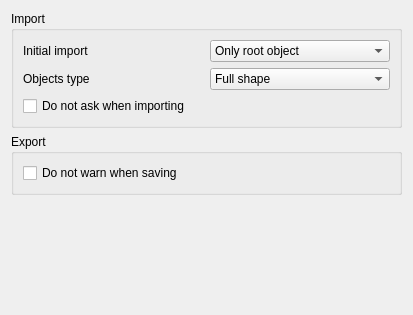
This is ui/preferencesNativeIFC.ui in yorikvanhavre/FreeCAD-NativeIFC as Qt 5 draws it before an edit. The edited form follows.
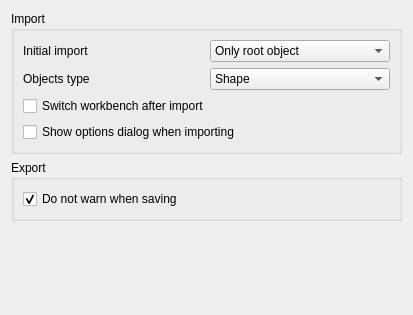
This is the edited form. Custom widgets are drawn as their Qt base class.

What changed in the file:
```diff
--- a/ui/preferencesNativeIFC.ui
+++ b/ui/preferencesNativeIFC.ui
@@ -62,12 +62,7 @@
          <widget class="Gui::PrefComboBox" name="comboBox_2">
           <item>
            <property name="text">
-            <string>Full shape</string>
-           </property>
-          </item>
-          <item>
-           <property name="text">
-            <string>Shape (no compound)</string>
+            <string>Shape</string>
            </property>
           </item>
           <item>
@@ -79,13 +74,23 @@
         </item>
        </layout>
       </item>
+      <item>
+       <widget class="Gui::PrefCheckBox" name="checkBox_3">
+        <property name="toolTip">
+         <string>If this is checked, the workbench specified in Start preferences will be loaded after import</string>
+        </property>
+        <property name="text">
+         <string>Switch workbench after import</string>
+        </property>
+       </widget>
+      </item>
       <item>
        <widget class="Gui::PrefCheckBox" name="checkBox">
         <property name="toolTip">
          <string>If this is checked, these settings will be applied automatically next time. You can chenge this later under menu Edit -&gt; Preferences -&gt; Import/Export -&gt; Native IFC</string>
         </property>
         <property name="text">
-         <string>Do not ask when importing</string>
+         <string>Show options dialog when importing</string>
         </property>
        </widget>
       </item>
@@ -103,6 +108,9 @@
         <property name="text">
          <string>Do not warn when saving</string>
         </property>
+        <property name="checked">
+         <bool>true</bool>
+        </property>
        </widget>
       </item>
      </layout>
```
Left out of the diff: 11 changed lines with no effect on the pictures.
